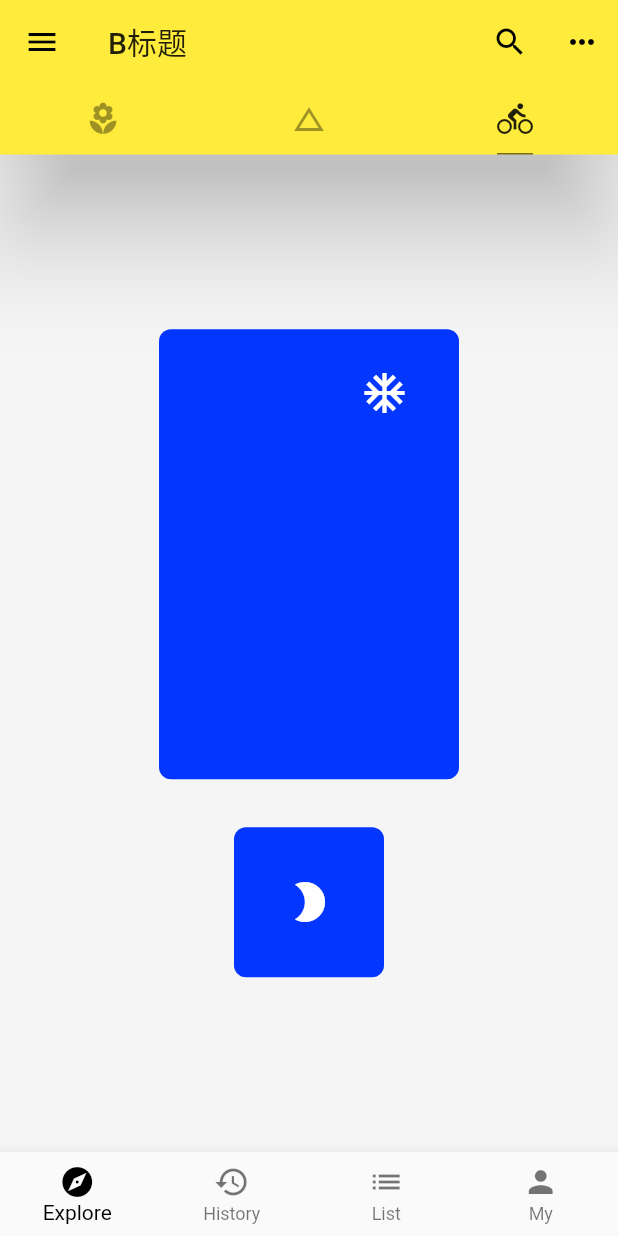
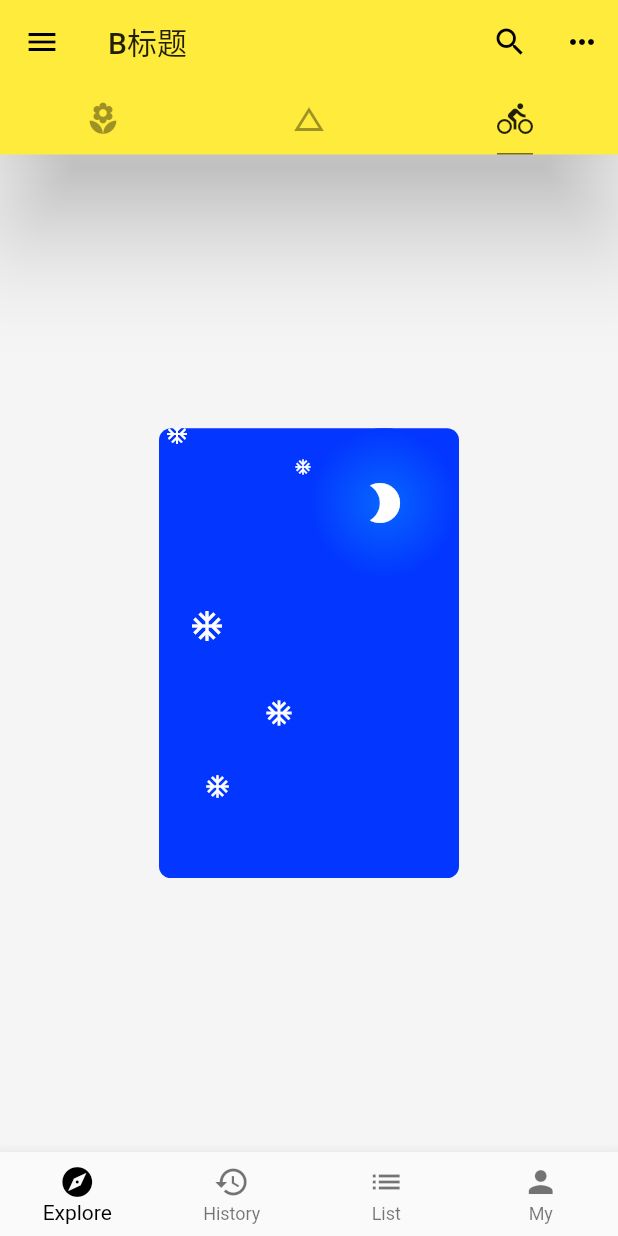
Before and after one commit to peter-hst/flutter_second, a Flutter app: the screen it shows after launch, tab 3 chosen, on a phone screen of 412 x 824 dp. Run offline on Flutter 3.47's test engine with Material 2 defaults, Android fonts, the phone set to English and light mode, and no system bars; network calls fail.

Commit message:
Stack布局

```diff
--- a/lib/demo/layout_demo.dart
+++ b/lib/demo/layout_demo.dart
@@ -9,7 +9,8 @@ class LayoutDemo extends StatelessWidget {
       ],
     );*/
     return Container(
-      child: Column(  //Row横着排,Column竖着排
+      child: Column(
+        //Row横着排,Column竖着排
 //      crossAxisAlignment: CrossAxisAlignment.stretch,
 //        主轴, Row的主轴是横向的,Column的主轴是纵向的
         mainAxisAlignment: MainAxisAlignment.center, //spaceEvenly表示平均分
@@ -17,28 +18,62 @@ class LayoutDemo extends StatelessWidget {
 //          IconBadge(Icons.pool),
 //          IconBadge(Icons.beach_access,size:64.0),
 //          IconBadge(Icons.airplanemode_active)
-        SizedBox(child: Container(
+          Stack(
+            alignment: Alignment.topRight, //顶部靠右,这个对齐指的是小部件的对齐,大部件不受影响
+            children: <Widget>[
+              SizedBox(
+                  child: Container(
                 width: 200.0,
                 height: 300.0,
-          alignment: Alignment(0.6, -0.8), // 对齐
+                alignment: Alignment(0.0, -0.8),
+                // 对齐
                 decoration: BoxDecoration(
                   color: Color.fromRGBO(3, 54, 255, 1.0),
                   borderRadius: BorderRadius.circular(8.0),
                 ),
-          child: Icon(Icons.ac_unit,color: Colors.white,size:32.0),
+
               )),
+              SizedBox(height: 32.0),
               SizedBox(
-          height:32.0
-        ),
-        SizedBox(child: Container(
+                  child: Container(
                 width: 100.0,
                 height: 100.0,
                 decoration: BoxDecoration(
                     color: Color.fromRGBO(3, 54, 255, 1.0),
-            borderRadius: BorderRadius.circular(8.0),
+//                borderRadius: BorderRadius.circular(8.0),
+                    shape: BoxShape.circle,
+                    gradient: RadialGradient(
+                        colors: [Color.fromRGBO(7, 102, 255, 1.0),Color.fromRGBO(3, 54, 255, 1.0),])),
+                child:
+                    Icon(Icons.brightness_2, color: Colors.white, size: 32.0),
+              )),
+              Positioned(
+                left: 20.0,
+                top:120.0,
+                child: Icon(Icons.ac_unit, color: Colors.white, size: 24.0),
               ),
-          child: Icon(Icons.brightness_2,color: Colors.white,size:32.0),
-        ))
+              Positioned(
+                left: 70.0,
+                top:180.0,
+                child: Icon(Icons.ac_unit, color: Colors.white, size: 20.0),
+              ),
+              Positioned(
+                left: 30.0,
+                top:230.0,
+                child: Icon(Icons.ac_unit, color: Colors.white, size: 18.0),
+              ),
+              Positioned(
+                left: 90.0,
+                top:20.0,
+                child: Icon(Icons.ac_unit, color: Colors.white, size: 12.0),
+              ),
+              Positioned(
+                left: 4.0,
+                top:-4.0,
+                child: Icon(Icons.ac_unit, color: Colors.white, size: 16.0),
+              ),
+            ],
+          )
         ],
       ),
     );
@@ -54,9 +89,9 @@ class IconBadge extends StatelessWidget {
   @override
   Widget build(BuildContext context) {
     return Container(
-      child: Icon(icon,size: size,color: Colors.white),
+      child: Icon(icon, size: size, color: Colors.white),
       width: size + 60,
-      height: size+60,
+      height: size + 60,
       color: Color.fromRGBO(3, 54, 255, 1.0),
     );
   }
```
Lines whose indentation alone changed are shown as unchanged.
